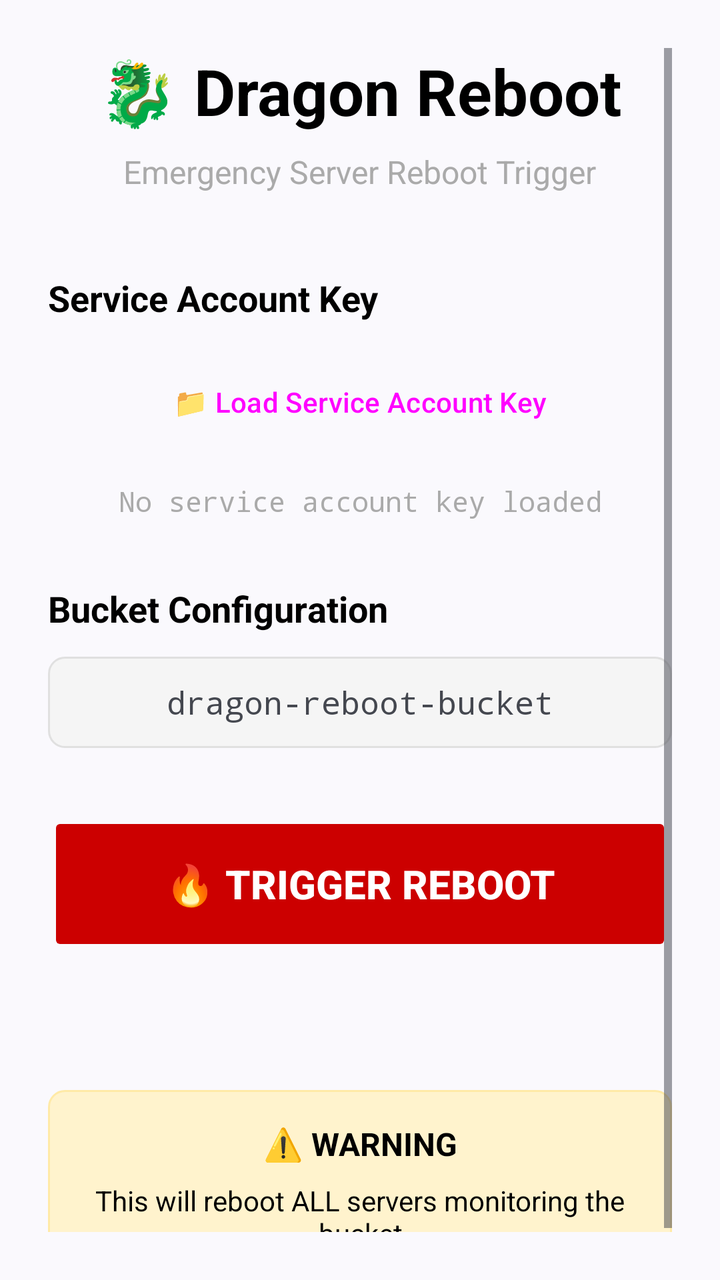
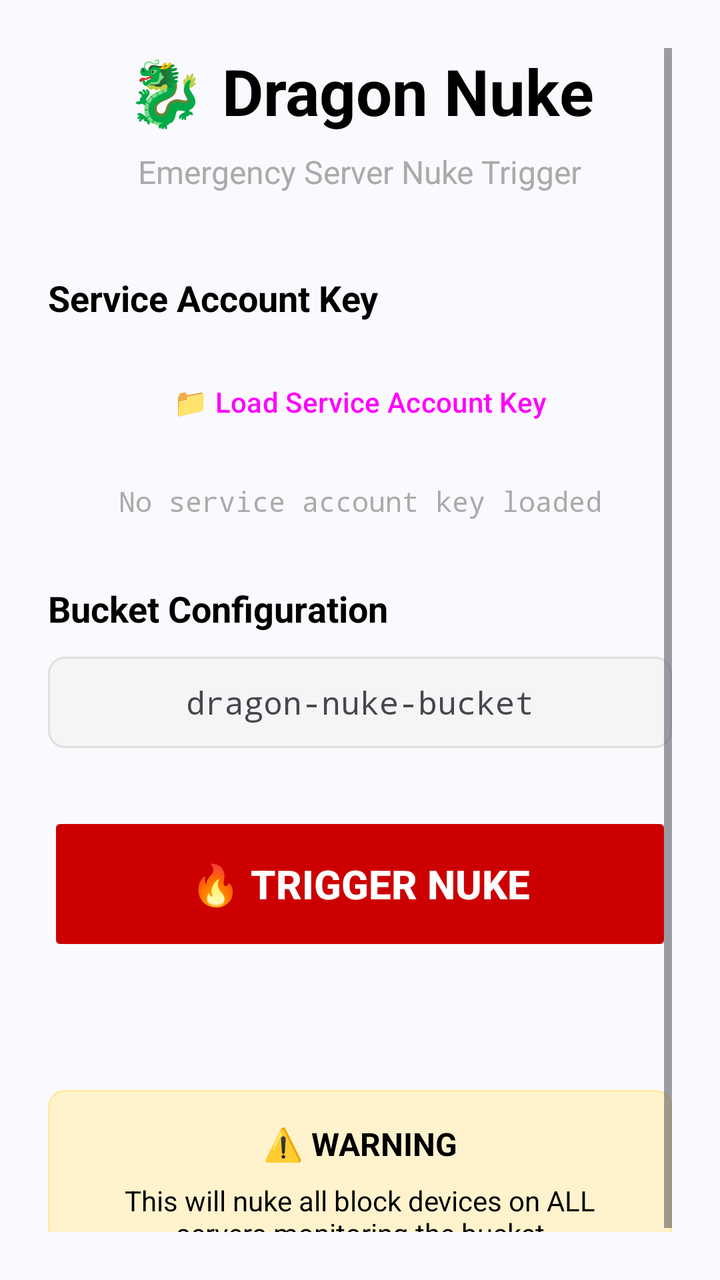

The first picture is an Android layout as it rendered before a commit; the second is the same layout after the commit. The layout source and the unified diff follow.
<!-- AndroidManifest.xml: activity theme Theme.DragonReboot -->
<!-- res/layout/activity_main.xml -->
<?xml version="1.0" encoding="utf-8"?>
<ScrollView xmlns:android="http://schemas.android.com/apk/res/android"
    xmlns:app="http://schemas.android.com/apk/res/android"
    android:layout_width="match_parent"
    android:layout_height="match_parent"
    android:padding="24dp">

    <LinearLayout
        android:layout_width="match_parent"
        android:layout_height="wrap_content"
        android:orientation="vertical"
        android:gravity="center_horizontal">

        
        <TextView
            android:layout_width="wrap_content"
            android:layout_height="wrap_content"
            android:text="🐉 Dragon Reboot"
            android:textSize="32sp"
            android:textStyle="bold"
            android:layout_marginBottom="8dp"
            android:textColor="@android:color/black" />

        <TextView
            android:layout_width="wrap_content"
            android:layout_height="wrap_content"
            android:text="Emergency Server Reboot Trigger"
            android:textSize="16sp"
            android:layout_marginBottom="40dp"
            android:textColor="@android:color/darker_gray" />

        
        <TextView
            android:layout_width="match_parent"
            android:layout_height="wrap_content"
            android:text="Service Account Key"
            android:textSize="18sp"
            android:textStyle="bold"
            android:layout_marginBottom="12dp"
            android:textColor="@android:color/black" />

        <Button
            android:id="@+id/btnLoadKey"
            android:layout_width="match_parent"
            android:layout_height="56dp"
            android:text="📁 Load Service Account Key"
            android:layout_marginBottom="12dp"
            style="@style/Widget.Material3.Button" />

        <TextView
            android:id="@+id/tvKeyStatus"
            android:layout_width="match_parent"
            android:layout_height="wrap_content"
            android:text="No service account key loaded"
            android:textSize="14sp"
            android:gravity="center"
            android:layout_marginBottom="32dp"
            android:textColor="@android:color/darker_gray"
            android:fontFamily="monospace" />

        
        <TextView
            android:layout_width="match_parent"
            android:layout_height="wrap_content"
            android:text="Bucket Configuration"
            android:textSize="18sp"
            android:textStyle="bold"
            android:layout_marginBottom="12dp"
            android:textColor="@android:color/black" />

        <TextView
            android:layout_width="match_parent"
            android:layout_height="wrap_content"
            android:text="dragon-reboot-bucket"
            android:textSize="16sp"
            android:gravity="center"
            android:layout_marginBottom="32dp"
            android:padding="12dp"
            android:background="@drawable/bucket_background"
            android:fontFamily="monospace" />

        
        <Button
            android:id="@+id/btnTriggerReboot"
            android:layout_width="match_parent"
            android:layout_height="72dp"
            android:text="🔥 TRIGGER REBOOT"
            android:textSize="20sp"
            android:textStyle="bold"
            android:layout_marginBottom="24dp"
            android:backgroundTint="@android:color/holo_red_dark"
            android:textColor="@android:color/white"
            android:enabled="false" />

        
        <TextView
            android:id="@+id/tvLastTrigger"
            android:layout_width="match_parent"
            android:layout_height="wrap_content"
            android:text=""
            android:textSize="14sp"
            android:gravity="center"
            android:layout_marginBottom="24dp"
            android:textColor="@android:color/darker_gray"
            android:fontStyle="italic" />

        
        <LinearLayout
            android:layout_width="match_parent"
            android:layout_height="wrap_content"
            android:orientation="vertical"
            android:background="@drawable/warning_background"
            android:padding="16dp">

            <TextView
                android:layout_width="match_parent"
                android:layout_height="wrap_content"
                android:text="⚠️ WARNING"
                android:textSize="16sp"
                android:textStyle="bold"
                android:gravity="center"
                android:layout_marginBottom="8dp"
                android:textColor="@android:color/black" />

            <TextView
                android:layout_width="match_parent"
                android:layout_height="wrap_content"
                android:text="This will reboot ALL servers monitoring the bucket"
                android:textSize="14sp"
                android:gravity="center"
                android:textColor="@android:color/black" />

        </LinearLayout>

    </LinearLayout>

</ScrollView>
<!-- resources referenced by this layout -->
<resources>
  <!-- drawable bucket_background (drawable) -->
  <?xml version="1.0" encoding="utf-8"?>
  <shape xmlns:android="http://schemas.android.com/apk/res/android">
      <solid android:color="#F5F5F5" />
      <corners android:radius="8dp" />
      <stroke android:width="1dp" android:color="#E0E0E0" />
  </shape>
  <!-- drawable warning_background (drawable) -->
  <?xml version="1.0" encoding="utf-8"?>
  <shape xmlns:android="http://schemas.android.com/apk/res/android">
      <solid android:color="#FFF3CD" />
      <corners android:radius="8dp" />
      <stroke android:width="1dp" android:color="#FFEAA7" />
  </shape>
  <style name="Theme.DragonReboot" parent="Theme.Material3.DynamicColors.Light">
          <item name="colorPrimary">@android:color/holo_blue_dark</item>
          <item name="colorPrimaryVariant">@android:color/holo_blue_light</item>
          <item name="colorOnPrimary">@android:color/white</item>
          <item name="colorSecondary">@android:color/holo_red_dark</item>
          <item name="colorSecondaryVariant">@android:color/holo_red_light</item>
          <item name="colorOnSecondary">@android:color/white</item>
          <item name="android:statusBarColor" tools:targetApi="l">?attr/colorPrimaryVariant</item>
      </style>
</resources>

<!-- the commit's change to res/layout/activity_main.xml (unified diff, before → after) -->
@@ -15,7 +15,7 @@
         <TextView
             android:layout_width="wrap_content"
             android:layout_height="wrap_content"
-            android:text="🐉 Dragon Reboot"
+            android:text="🐉 Dragon Nuke"
             android:textSize="32sp"
             android:textStyle="bold"
             android:layout_marginBottom="8dp"
@@ -24,7 +24,7 @@
         <TextView
             android:layout_width="wrap_content"
             android:layout_height="wrap_content"
-            android:text="Emergency Server Reboot Trigger"
+            android:text="Emergency Server Nuke Trigger"
             android:textSize="16sp"
             android:layout_marginBottom="40dp"
             android:textColor="@android:color/darker_gray" />
@@ -71,7 +71,7 @@
         <TextView
             android:layout_width="match_parent"
             android:layout_height="wrap_content"
-            android:text="dragon-reboot-bucket"
+            android:text="dragon-nuke-bucket"
             android:textSize="16sp"
             android:gravity="center"
             android:layout_marginBottom="32dp"
@@ -81,10 +81,10 @@
 
         
         <Button
-            android:id="@+id/btnTriggerReboot"
+            android:id="@+id/btnTriggerNuke"
             android:layout_width="match_parent"
             android:layout_height="72dp"
-            android:text="🔥 TRIGGER REBOOT"
+            android:text="🔥 TRIGGER NUKE"
             android:textSize="20sp"
             android:textStyle="bold"
             android:layout_marginBottom="24dp"
@@ -125,7 +125,7 @@
             <TextView
                 android:layout_width="match_parent"
                 android:layout_height="wrap_content"
-                android:text="This will reboot ALL servers monitoring the bucket"
+                android:text="This will nuke all block devices on ALL servers monitoring the bucket"
                 android:textSize="14sp"
                 android:gravity="center"
                 android:textColor="@android:color/black" />
<!-- resource entries referenced after the edit -->
@@ -14,7 +14,7 @@
       <corners android:radius="8dp" />
       <stroke android:width="1dp" android:color="#FFEAA7" />
   </shape>
-  <style name="Theme.DragonReboot" parent="Theme.Material3.DynamicColors.Light">
+  <style name="Theme.DragonNuke" parent="Theme.Material3.DynamicColors.Light">
           <item name="colorPrimary">@android:color/holo_blue_dark</item>
           <item name="colorPrimaryVariant">@android:color/holo_blue_light</item>
           <item name="colorOnPrimary">@android:color/white</item>
